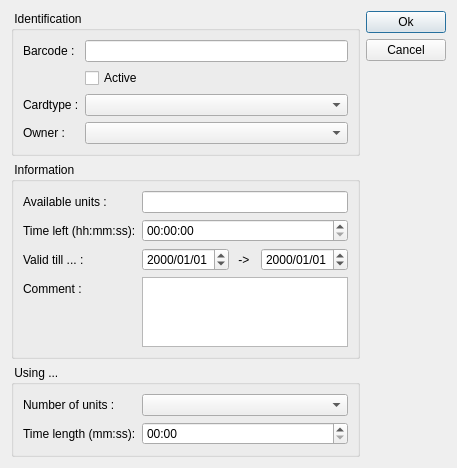
Old version of the form client/dlgpatientcarduse.ui in the repository tbikfalvi/Belenus.
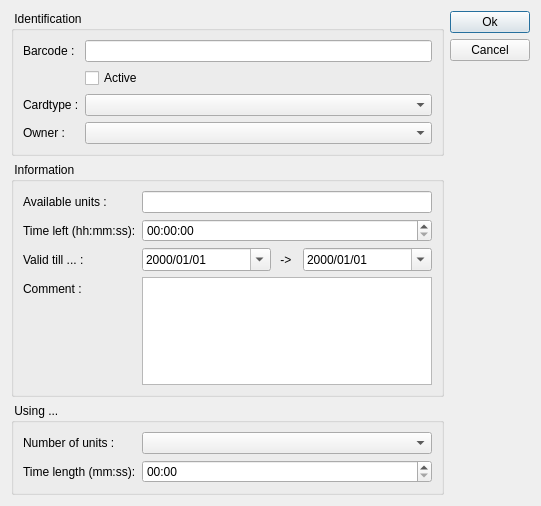
New version of the form.

Patch:
```diff
--- a/client/dlgpatientcarduse.ui
+++ b/client/dlgpatientcarduse.ui
@@ -6,8 +6,8 @@
    <rect>
     <x>0</x>
     <y>0</y>
-    <width>450</width>
-    <height>450</height>
+    <width>541</width>
+    <height>506</height>
    </rect>
   </property>
   <property name="windowTitle">
@@ -113,6 +113,9 @@
             <property name="displayFormat">
              <string>yyyy/MM/dd</string>
             </property>
+            <property name="calendarPopup">
+             <bool>true</bool>
+            </property>
            </widget>
           </item>
           <item>
@@ -139,6 +142,9 @@
             <property name="displayFormat">
              <string>yyyy/MM/dd</string>
             </property>
+            <property name="calendarPopup">
+             <bool>true</bool>
+            </property>
            </widget>
           </item>
          </layout>
```
